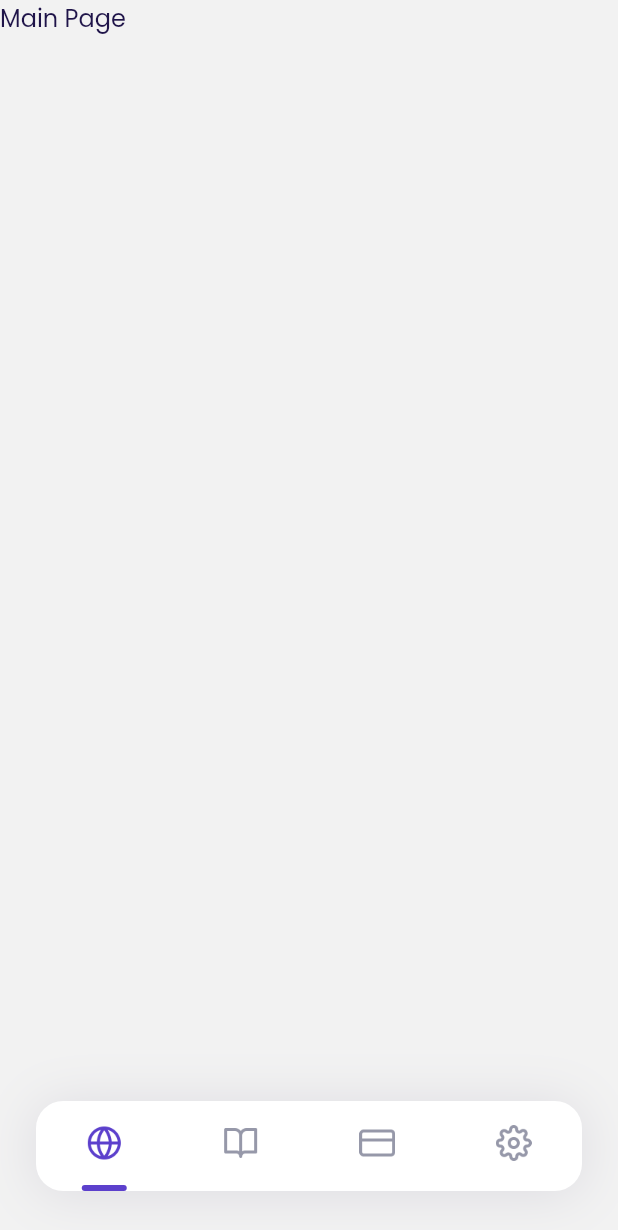
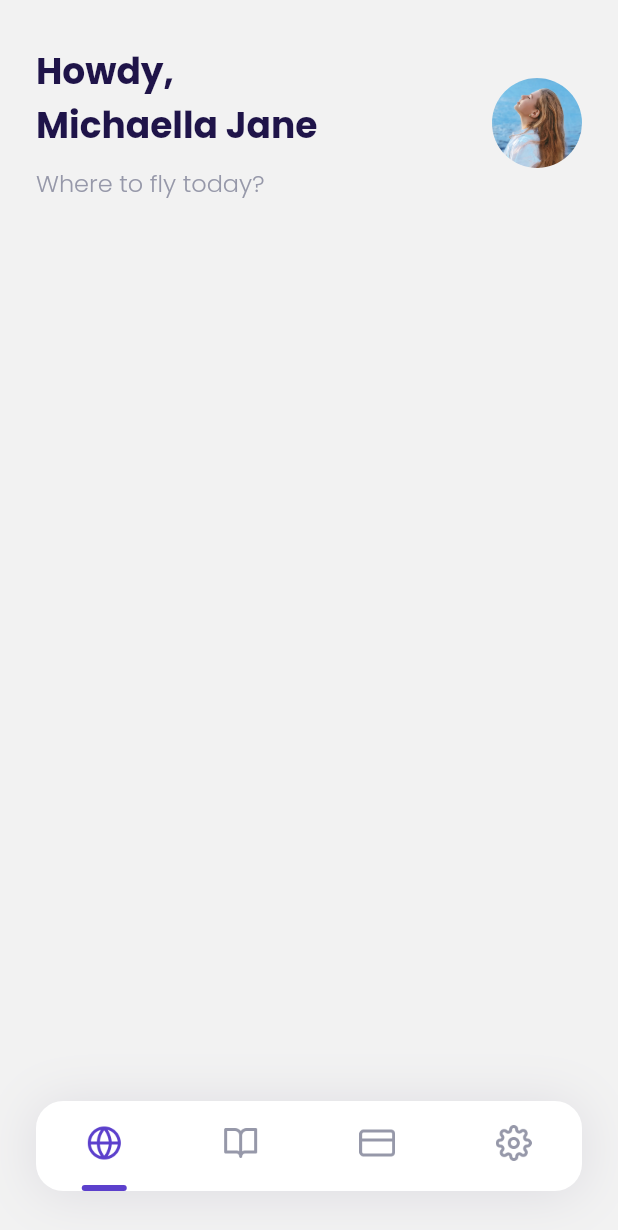
Before and after one commit to davadaviar/travel-app-intro, a Flutter app: the MainPage screen opened by its route, on a phone screen of 412 x 824 dp. Shown: the top 1230 px of the screen. Run offline on Flutter 3.47's test engine with Material 2 defaults, Android fonts, the phone set to English and light mode, and no system bars; our stand-ins replace google_fonts.

Commit message:
Add home page

```diff
--- a/lib/ui/pages/bonus_page.dart
+++ b/lib/ui/pages/bonus_page.dart
@@ -40,7 +40,7 @@ class BonusPage extends StatelessWidget {
                         ),
                       ),
                       Text(
-                        'Daviar Saputra',
+                        'Michaella Jane',
                         style: whiteTextStyle.copyWith(
                           fontSize: 24,
                           fontWeight: bold,
--- /dev/null
+++ b/lib/ui/pages/home_page.dart
@@ -0,0 +1,63 @@
+import 'package:flutter/material.dart';
+import '../../shared/theme.dart';
+
+class HomePage extends StatelessWidget {
+  const HomePage({super.key});
+
+  @override
+  Widget build(BuildContext context) {
+    Widget header() {
+      return Container(
+        margin: EdgeInsets.only(
+          top: 30,
+          left: defaultMargin,
+          right: defaultMargin,
+        ),
+        child: Row(
+          children: [
+            Expanded(
+              child: Column(
+                crossAxisAlignment: CrossAxisAlignment.start,
+                children: [
+                  Text(
+                    'Howdy, \nMichaella Jane',
+                    style: blackTextStyle.copyWith(
+                      fontSize: 24,
+                      fontWeight: bold,
+                    ),
+                  ),
+                  SizedBox(
+                    height: 8,
+                  ),
+                  Text(
+                    'Where to fly today?',
+                    style: greyTextStyle.copyWith(
+                      fontSize: 16,
+                      fontWeight: light,
+                    ),
+                  ),
+                ],
+              ),
+            ),
+            Container(
+              width: 60,
+              height: 60,
+              decoration: BoxDecoration(
+                shape: BoxShape.circle,
+                image: DecorationImage(
+                  image: AssetImage('assets/image_profile.png'),
+                ),
+              ),
+            )
+          ],
+        ),
+      );
+    }
+
+    return ListView(
+      children: [
+        header(),
+      ],
+    );
+  }
+}
--- a/lib/ui/pages/main_page.dart
+++ b/lib/ui/pages/main_page.dart
@@ -1,4 +1,5 @@
 import 'package:flutter/material.dart';
+import 'package:flutter_travel_bwa/ui/pages/home_page.dart';
 import 'package:flutter_travel_bwa/ui/widgets/custom_bottom_navbar_item.dart';
 import '../../shared/theme.dart';
 
@@ -7,6 +8,10 @@ class MainPage extends StatelessWidget {
 
   @override
   Widget build(BuildContext context) {
+    Widget buildContent() {
+      return HomePage();
+    }
+
     Widget customBottomNavbar() {
       return Align(
         alignment: Alignment.bottomCenter,
@@ -55,12 +60,7 @@ class MainPage extends StatelessWidget {
       backgroundColor: kBackgroundColor,
       body: Stack(
         children: [
-          Text(
-            'Main Page',
-            style: blackTextStyle.copyWith(
-              fontSize: 16,
-            ),
-          ),
+          buildContent(),
           customBottomNavbar(),
         ],
       ),
```
Also changed, not shown: assets/profile_photo.png (added).
